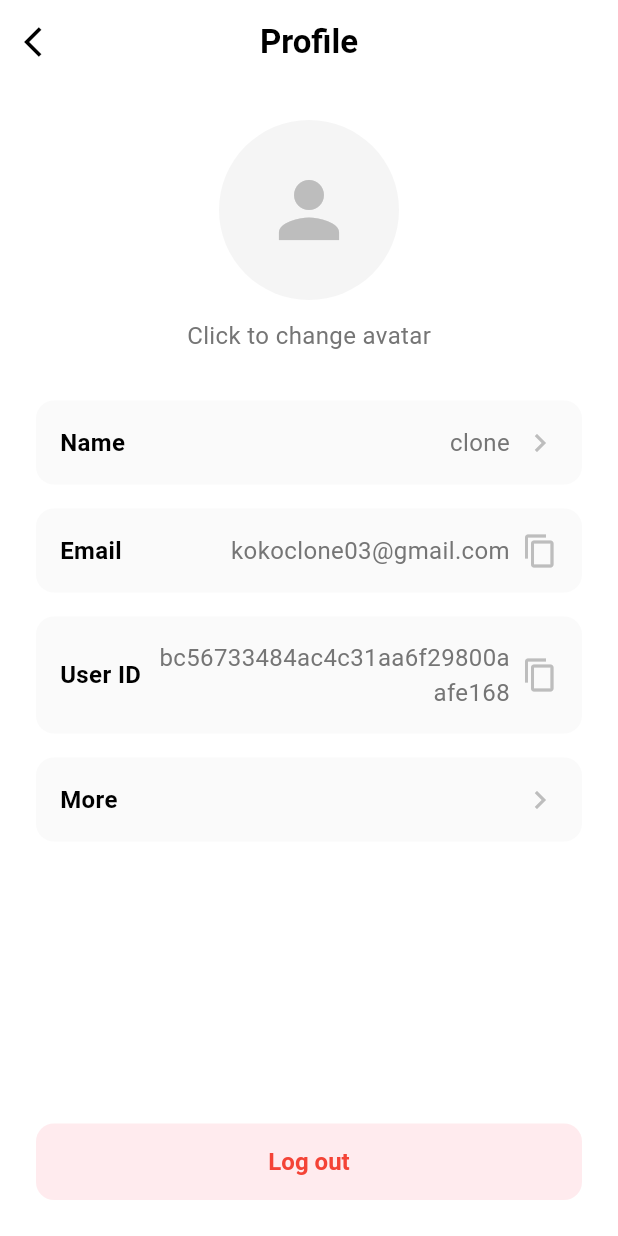
After one commit to npt306/AMP-AI-ChatApp, a Flutter app: the screen it shows after launch, after a tap on the "person" icon, on a phone screen of 412 x 824 dp. The commit adds this screen. Run offline on Flutter 3.47's test engine with Material 3 defaults, Android fonts, the phone set to English and light mode, and no system bars.

Commit message:
profile screen

```diff
--- a/lib/screens/homepage_screen.dart
+++ b/lib/screens/homepage_screen.dart
@@ -1,5 +1,5 @@
 import 'package:flutter/material.dart';
-
+import 'profile_screen.dart';
 class HomepageScreen extends StatelessWidget {
   const HomepageScreen({super.key});
 
@@ -111,15 +111,20 @@ class HomepageScreen extends StatelessWidget {
           // Profile avatar
           Container(
             margin: const EdgeInsets.only(right: 16.0),
-            child: CircleAvatar(
-              radius: 20,
-              backgroundColor: Colors.grey.shade200,
-              child: ClipOval(
-                child: Image.network(
-                  'https://cdn0.iconfinder.com/data/icons/basic-50/24/essential_basic_ui_user-512.png',
-                  width: 30,
-                  height: 30,
-                  fit: BoxFit.cover,
+            child: GestureDetector(
+              onTap: () {
+                Navigator.push(
+                  context,
+                  MaterialPageRoute(builder: (context) => const ProfileScreen()),
+                );
+              },
+              child: CircleAvatar(
+                radius: 20,
+                backgroundColor: Colors.grey.shade200,
+                child: Icon(
+                  Icons.person,
+                  size: 30,
+                  color: Colors.grey[400],
                 ),
               ),
             ),
@@ -290,7 +295,7 @@ class HomepageScreen extends StatelessWidget {
                             ),
                           ),
                         );
-                      }).toList(),
+                      }),
                     ],
                   ),
                 ),
--- /dev/null
+++ b/lib/screens/profile_screen.dart
@@ -0,0 +1,310 @@
+import 'package:flutter/material.dart';
+import 'package:flutter/services.dart';
+
+class ProfileScreen extends StatefulWidget {
+  const ProfileScreen({super.key});
+
+  @override
+  State<ProfileScreen> createState() => _ProfileScreenState();
+}
+
+class _ProfileScreenState extends State<ProfileScreen> {
+  String _name = "clone";
+  String _email = "kokoclone03@gmail.com";
+  String _userId = "bc56733484ac4c31aa6f29800aafe168";
+
+  Future<void> _changeAvatar() async {
+    // Implement image picker functionality
+    // For demo purposes, we'll just show a dialog
+    showDialog(
+      context: context,
+      builder: (context) => AlertDialog(
+        title: const Text('Change Avatar'),
+        content: const Text('This would open image picker'),
+        actions: [
+          TextButton(
+            onPressed: () => Navigator.pop(context),
+            child: const Text('Close'),
+          ),
+        ],
+      ),
+    );
+  }
+
+  Future<void> _changeName() async {
+    final result = await showDialog<String>(
+      context: context,
+      builder: (context) => AlertDialog(
+        title: const Text('Change Name'),
+        content: TextField(
+          autofocus: true,
+          decoration: const InputDecoration(
+            hintText: 'Enter new name',
+          ),
+          controller: TextEditingController(text: _name),
+        ),
+        actions: [
+          TextButton(
+            onPressed: () => Navigator.pop(context),
+            child: const Text('Cancel'),
+          ),
+          TextButton(
+            onPressed: () => Navigator.pop(context, _name),
+            child: const Text('Save'),
+          ),
+        ],
+      ),
+    );
+
+    if (result != null) {
+      setState(() => _name = result);
+    }
+  }
+
+  void _copyToClipboard(String text) {
+    Clipboard.setData(ClipboardData(text: text));
+    ScaffoldMessenger.of(context).showSnackBar(
+      const SnackBar(
+        content: Text('Copied to clipboard'),
+        duration: Duration(seconds: 2),
+      ),
+    );
+  }
+
+  Future<void> _showMoreOptions() async {
+    showModalBottomSheet(
+      context: context,
+      builder: (context) => Column(
+        mainAxisSize: MainAxisSize.min,
+        children: [
+          ListTile(
+            leading: const Icon(Icons.notifications),
+            title: const Text('Notification Settings'),
+            onTap: () {
+              Navigator.pop(context);
+              // Navigate to notification settings
+            },
+          ),
+          ListTile(
+            leading: const Icon(Icons.privacy_tip),
+            title: const Text('Privacy Settings'),
+            onTap: () {
+              Navigator.pop(context);
+              // Navigate to privacy settings
+            },
+          ),
+          ListTile(
+            leading: const Icon(Icons.help),
+            title: const Text('Help & Support'),
+            onTap: () {
+              Navigator.pop(context);
+              // Navigate to help & support
+            },
+          ),
+        ],
+      ),
+    );
+  }
+
+  Future<void> _confirmLogout() async {
+    final shouldLogout = await showDialog<bool>(
+      context: context,
+      builder: (context) => AlertDialog(
+        title: const Text('Confirm Logout'),
+        content: const Text('Are you sure you want to log out?'),
+        actions: [
+          TextButton(
+            onPressed: () => Navigator.pop(context, false),
+            child: const Text('Cancel'),
+          ),
+          TextButton(
+            onPressed: () => Navigator.pop(context, true),
+            style: TextButton.styleFrom(
+              foregroundColor: Colors.red,
+            ),
+            child: const Text('Logout'),
+          ),
+        ],
+      ),
+    );
+
+    if (shouldLogout ?? false) {
+      // Implement logout logic
+    }
+  }
+
+  @override
+  Widget build(BuildContext context) {
+    return Scaffold(
+      backgroundColor: Colors.white,
+      appBar: AppBar(
+        backgroundColor: Colors.white,
+        elevation: 0,
+        leading: IconButton(
+          icon: const Icon(Icons.arrow_back_ios, color: Colors.black),
+          onPressed: () => Navigator.pop(context),
+        ),
+        title: const Text(
+          'Profile',
+          style: TextStyle(color: Colors.black, fontWeight: FontWeight.bold),
+        ),
+        centerTitle: true,
+      ),
+      body: Column(
+        children: [
+          Expanded(
+            child: SingleChildScrollView(
+              child: Padding(
+                padding: const EdgeInsets.all(24.0),
+                child: Column(
+                  children: [
+                    // Avatar section
+                    GestureDetector(
+                      onTap: _changeAvatar,
+                      child: Column(
+                        children: [
+                          Container(
+                            width: 120,
+                            height: 120,
+                            decoration: BoxDecoration(
+                              color: Colors.grey[100],
+                              shape: BoxShape.circle,
+                            ),
+                            child: Icon(
+                              Icons.person,
+                              size: 60,
+                              color: Colors.grey[400],
+                            ),
+                          ),
+                          const SizedBox(height: 12),
+                          Text(
+                            'Click to change avatar',
+                            style: TextStyle(
+                              color: Colors.grey[600],
+                              fontSize: 16,
+                            ),
+                          ),
+                        ],
+                      ),
+                    ),
+                    const SizedBox(height: 32),
+
+                    // Profile information
+                    _buildInfoTile(
+                      'Name',
+                      _name,
+                      onTap: _changeName,
+                      trailing: Icon(
+                        Icons.chevron_right,
+                        color: Colors.grey[400],
+                      ),
+                    ),
+                    const SizedBox(height: 16),
+                    _buildInfoTile(
+                      'Email',
+                      _email,
+                      onTap: () => _copyToClipboard(_email),
+                      trailing: Icon(
+                        Icons.copy,
+                        color: Colors.grey[400],
+                      ),
+                    ),
+                    const SizedBox(height: 16),
+                    _buildInfoTile(
+                      'User ID',
+                      _userId,
+                      onTap: () => _copyToClipboard(_userId),
+                      trailing: Icon(
+                        Icons.copy,
+                        color: Colors.grey[400],
+                      ),
+                    ),
+                    const SizedBox(height: 16),
+                    _buildInfoTile(
+                      'More',
+                      '',
+                      onTap: _showMoreOptions,
+                      trailing: Icon(
+                        Icons.chevron_right,
+                        color: Colors.grey[400],
+                      ),
+                    ),
+                  ],
+                ),
+              ),
+            ),
+          ),
+          // Logout button at bottom
+          Padding(
+            padding: const EdgeInsets.all(24.0),
+            child: ElevatedButton(
+              onPressed: _confirmLogout,
+              style: ElevatedButton.styleFrom(
+                backgroundColor: Colors.red[50],
+                foregroundColor: Colors.red,
+                padding: const EdgeInsets.symmetric(vertical: 16),
+                shape: RoundedRectangleBorder(
+                  borderRadius: BorderRadius.circular(12),
+                ),
+                minimumSize: const Size(double.infinity, 50),
+              ),
+              child: const Text(
+                'Log out',
+                style: TextStyle(
+                  fontSize: 16,
+                  fontWeight: FontWeight.bold,
+                ),
+              ),
+            ),
+          ),
+        ],
+      ),
+    );
+  }
+
+  Widget _buildInfoTile(
+    String label,
+    String value, {
+    VoidCallback? onTap,
+    Widget? trailing,
+  }) {
+    return Material(
+      color: Colors.grey[50],
+      borderRadius: BorderRadius.circular(12),
+      child: InkWell(
+        onTap: onTap,
+        borderRadius: BorderRadius.circular(12),
+        child: Padding(
+          padding: const EdgeInsets.all(16.0),
+          child: Row(
+            children: [
+              Text(
+                label,
+                style: const TextStyle(
+                  color: Colors.black,
+                  fontSize: 16,
+                  fontWeight: FontWeight.bold,
+                ),
+              ),
+              const SizedBox(width: 12),
+              Expanded(
+                child: Text(
+                  value,
+                  style: TextStyle(
+                    color: Colors.grey[600],
+                    fontSize: 16,
+                  ),
+                  textAlign: TextAlign.right,
+                ),
+              ),
+              if (trailing != null) ...[
+                const SizedBox(width: 8),
+                trailing,
+              ],
+            ],
+          ),
+        ),
+      ),
+    );
+  }
+}
```
Also changed, not shown: 4 other files.
